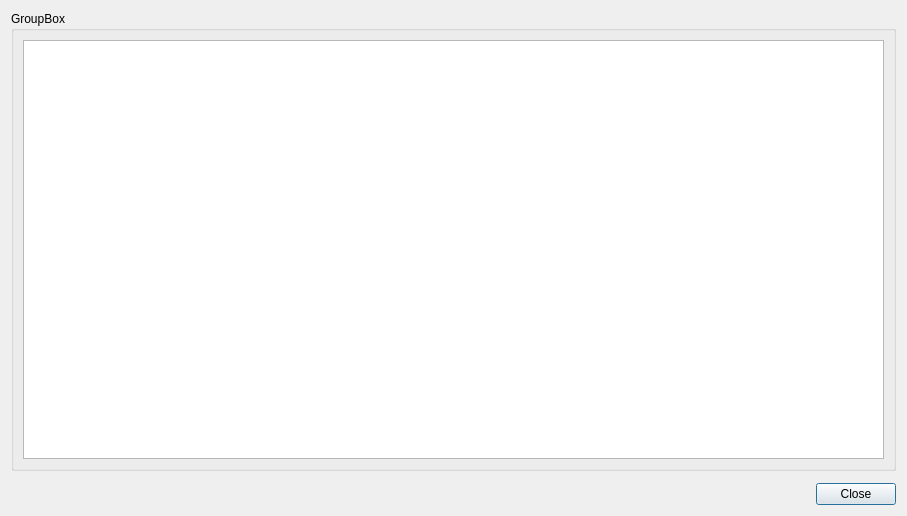
The window that client/src/ui/dialogs/business_rules_dialog.ui (networkoptix/nx_open) describes before a commit, drawn with Qt 5.
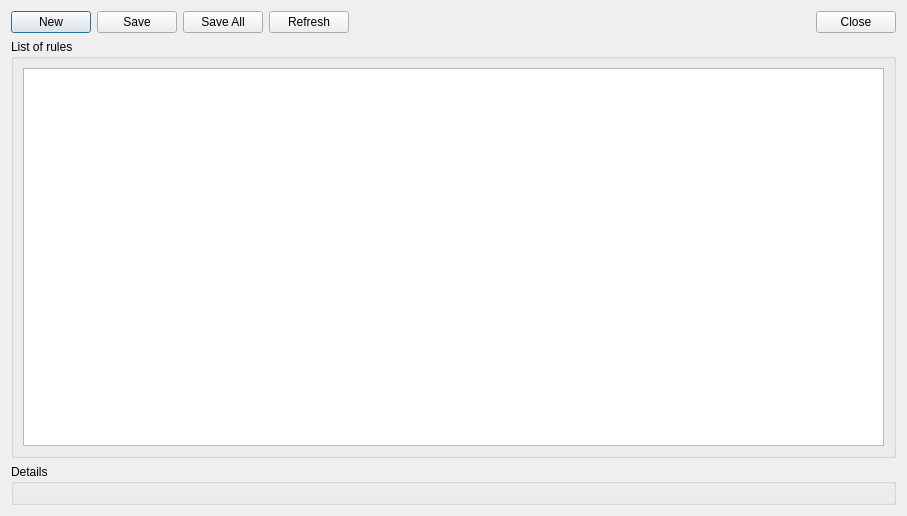
The same window after the commit. Custom widgets are drawn as their Qt base class.

Diff of the .ui file:
```diff
--- a/client/src/ui/dialogs/business_rules_dialog.ui
+++ b/client/src/ui/dialogs/business_rules_dialog.ui
@@ -18,16 +18,65 @@
   </property>
   <layout class="QVBoxLayout" name="verticalLayout_2">
    <item>
-    <widget class="QGroupBox" name="groupBox">
+    <layout class="QHBoxLayout" name="horizontalLayout">
+     <item>
+      <widget class="QPushButton" name="newRuleButton">
+       <property name="text">
+        <string>New</string>
+       </property>
+      </widget>
+     </item>
+     <item>
+      <widget class="QPushButton" name="saveButton">
+       <property name="text">
+        <string>Save</string>
+       </property>
+      </widget>
+     </item>
+     <item>
+      <widget class="QPushButton" name="saveAllButton">
+       <property name="text">
+        <string>Save All</string>
+       </property>
+      </widget>
+     </item>
+     <item>
+      <widget class="QPushButton" name="refreshButton">
+       <property name="text">
+        <string>Refresh</string>
+       </property>
+      </widget>
+     </item>
+     <item>
+      <spacer name="horizontalSpacer">
+       <property name="orientation">
+        <enum>Qt::Horizontal</enum>
+       </property>
+       <property name="sizeHint" stdset="0">
+        <size>
+         <width>40</width>
+         <height>20</height>
+        </size>
+       </property>
+      </spacer>
+     </item>
+     <item>
+      <widget class="QPushButton" name="closeButton">
+       <property name="text">
+        <string>Close</string>
+       </property>
+      </widget>
+     </item>
+    </layout>
+   </item>
+   <item>
+    <widget class="QGroupBox" name="rulesGroupBox">
      <property name="title">
-      <string>GroupBox</string>
+      <string>List of rules</string>
      </property>
      <layout class="QVBoxLayout" name="verticalLayout">
       <item>
        <widget class="QTableView" name="tableView">
-        <property name="verticalScrollBarPolicy">
-         <enum>Qt::ScrollBarAsNeeded</enum>
-        </property>
         <property name="editTriggers">
          <set>QAbstractItemView::NoEditTriggers</set>
         </property>
@@ -43,9 +92,6 @@
         <property name="showGrid">
          <bool>false</bool>
         </property>
-        <property name="sortingEnabled">
-         <bool>true</bool>
-        </property>
         <attribute name="horizontalHeaderCascadingSectionResizes">
          <bool>true</bool>
         </attribute>
@@ -61,16 +107,15 @@
     </widget>
    </item>
    <item>
-    <widget class="QnBusinessRuleWidget" name="newRuleWidget" native="true"/>
-   </item>
-   <item>
-    <widget class="QDialogButtonBox" name="buttonBox">
-     <property name="orientation">
-      <enum>Qt::Horizontal</enum>
+    <widget class="QGroupBox" name="detailsGroupBox">
+     <property name="title">
+      <string>Details</string>
      </property>
-     <property name="standardButtons">
-      <set>QDialogButtonBox::Close</set>
-     </property>
+     <layout class="QVBoxLayout" name="verticalLayout_3">
+      <item>
+       <widget class="QnBusinessRuleWidget" name="newRuleWidget" native="true"/>
+      </item>
+     </layout>
     </widget>
    </item>
   </layout>
```
Left out of the diff: 3 changed lines with no effect on the pictures.
